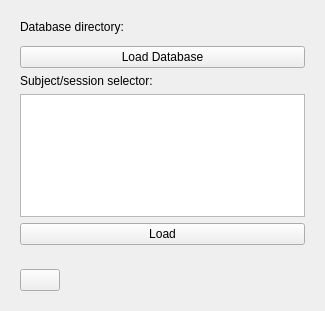
This is OpenLIFUHome/Resources/UI/OpenLIFUHome.ui in OpenwaterHealth/SlicerOpenLIFU as Qt 5 draws it before an edit. The edited form follows.
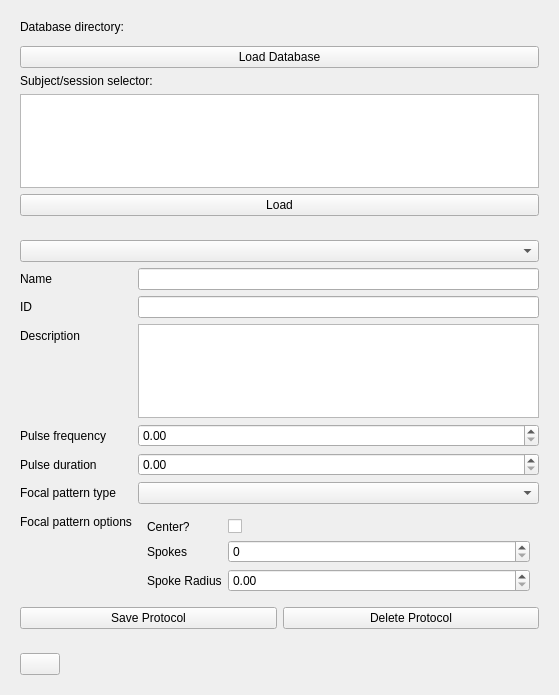
This is the edited form. The open tabs and pages were chosen to show the change. Custom widgets are drawn as their Qt base class.

Commit message: Add protocol config UI mockup towards #11

The edit to the form file:
```diff
--- a/OpenLIFUHome/Resources/UI/OpenLIFUHome.ui
+++ b/OpenLIFUHome/Resources/UI/OpenLIFUHome.ui
@@ -6,8 +6,8 @@
    <rect>
     <x>0</x>
     <y>0</y>
-    <width>325</width>
-    <height>311</height>
+    <width>559</width>
+    <height>695</height>
    </rect>
   </property>
   <layout class="QVBoxLayout" name="verticalLayout">
@@ -65,6 +65,197 @@
      </layout>
     </widget>
    </item>
+   <item>
+    <widget class="ctkCollapsibleButton" name="protocolsCollapsibleButton" native="true">
+     <property name="text" stdset="0">
+      <string>Protocols</string>
+     </property>
+     <property name="collapsed" stdset="0">
+      <bool>true</bool>
+     </property>
+     <layout class="QVBoxLayout" name="verticalLayout_3">
+      <item>
+       <widget class="QComboBox" name="protocolSelector"/>
+      </item>
+      <item>
+       <layout class="QFormLayout" name="protocolFormLayout">
+        <item row="0" column="0">
+         <widget class="QLabel" name="protocolNameLabel">
+          <property name="text">
+           <string>Name</string>
+          </property>
+         </widget>
+        </item>
+        <item row="0" column="1">
+         <widget class="QLineEdit" name="protocolNameLineEdit">
+          <property name="toolTip">
+           <string>Protocol name</string>
+          </property>
+         </widget>
+        </item>
+        <item row="1" column="0">
+         <widget class="QLabel" name="protocolIdLabel">
+          <property name="text">
+           <string>ID</string>
+          </property>
+         </widget>
+        </item>
+        <item row="1" column="1">
+         <widget class="QLineEdit" name="protocolIdLineEdit">
+          <property name="toolTip">
+           <string>Protocol ID</string>
+          </property>
+         </widget>
+        </item>
+        <item row="2" column="0">
+         <widget class="QLabel" name="protocolDescriptionLabel">
+          <property name="text">
+           <string>Description</string>
+          </property>
+         </widget>
+        </item>
+        <item row="2" column="1">
+         <widget class="QPlainTextEdit" name="protocolDescriptionTextEdit">
+          <property name="toolTip">
+           <string>Protocol description</string>
+          </property>
+         </widget>
+        </item>
+        <item row="3" column="0">
+         <widget class="QLabel" name="pulseFrequencyLabel">
+          <property name="text">
+           <string>Pulse frequency</string>
+          </property>
+         </widget>
+        </item>
+        <item row="4" column="0">
+         <widget class="QLabel" name="pulseDurationLabel">
+          <property name="text">
+           <string>Pulse duration</string>
+          </property>
+         </widget>
+        </item>
+        <item row="5" column="0">
+         <widget class="QLabel" name="focalPatternLabel">
+          <property name="text">
+           <string>Focal pattern type</string>
+          </property>
+         </widget>
+        </item>
+        <item row="5" column="1">
+         <widget class="QComboBox" name="focalPatternComboBox">
+          <property name="toolTip">
+           <string>Type of pattern to use to determine target points</string>
+          </property>
+         </widget>
+        </item>
+        <item row="6" column="1">
+         <widget class="QStackedWidget" name="focalPatternOptionsStackedWidget">
+          <property name="currentIndex">
+           <number>0</number>
+          </property>
+          <widget class="QWidget" name="noFocalPatternPage"/>
+          <widget class="QWidget" name="singlePointPage">
+           <layout class="QVBoxLayout" name="verticalLayout_4">
+            <item>
+             <widget class="QLabel" name="singlePointOptionsLabel">
+              <property name="text">
+               <string>(No options for the single point pattern)</string>
+              </property>
+              <property name="alignment">
+               <set>Qt::AlignCenter</set>
+              </property>
+             </widget>
+            </item>
+           </layout>
+          </widget>
+          <widget class="QWidget" name="wheelPage">
+           <layout class="QFormLayout" name="formLayout_2">
+            <item row="0" column="1">
+             <widget class="QCheckBox" name="wheelCenterCheckBox">
+              <property name="toolTip">
+               <string>Whether to include the center point of the wheel pattern</string>
+              </property>
+              <property name="text">
+               <string/>
+              </property>
+             </widget>
+            </item>
+            <item row="1" column="0">
+             <widget class="QLabel" name="numSpokesLabel">
+              <property name="text">
+               <string>Spokes</string>
+              </property>
+             </widget>
+            </item>
+            <item row="0" column="0">
+             <widget class="QLabel" name="wheelCenterLabel">
+              <property name="text">
+               <string>Center?</string>
+              </property>
+             </widget>
+            </item>
+            <item row="1" column="1">
+             <widget class="QSpinBox" name="numSpokesSpinBox"/>
+            </item>
+            <item row="2" column="0">
+             <widget class="QLabel" name="spokeRadiusLabel">
+              <property name="text">
+               <string>Spoke Radius</string>
+              </property>
+             </widget>
+            </item>
+            <item row="2" column="1">
+             <widget class="QDoubleSpinBox" name="spokeRadiusSpinBox"/>
+            </item>
+           </layout>
+          </widget>
+         </widget>
+        </item>
+        <item row="6" column="0">
+         <widget class="QLabel" name="focalPatternOptionsLabel">
+          <property name="text">
+           <string>Focal pattern options</string>
+          </property>
+         </widget>
+        </item>
+        <item row="3" column="1">
+         <widget class="QDoubleSpinBox" name="pulseFrequencySpinBox">
+          <property name="toolTip">
+           <string>Frequency of the pulse in Hz</string>
+          </property>
+         </widget>
+        </item>
+        <item row="4" column="1">
+         <widget class="QDoubleSpinBox" name="doubleSpinBox_2">
+          <property name="toolTip">
+           <string>Duration of the pulse in s</string>
+          </property>
+         </widget>
+        </item>
+       </layout>
+      </item>
+      <item>
+       <layout class="QHBoxLayout" name="protocolButtonsLayout">
+        <item>
+         <widget class="QPushButton" name="protocolSaveButton">
+          <property name="text">
+           <string>Save Protocol</string>
+          </property>
+         </widget>
+        </item>
+        <item>
+         <widget class="QPushButton" name="pushButton">
+          <property name="text">
+           <string>Delete Protocol</string>
+          </property>
+         </widget>
+        </item>
+       </layout>
+      </item>
+     </layout>
+    </widget>
+   </item>
    <item>
     <widget class="ctkCollapsibleButton" name="advancedCollapsibleButton" native="true">
      <property name="text" stdset="0">
```
The commit also changes 1 other file.
